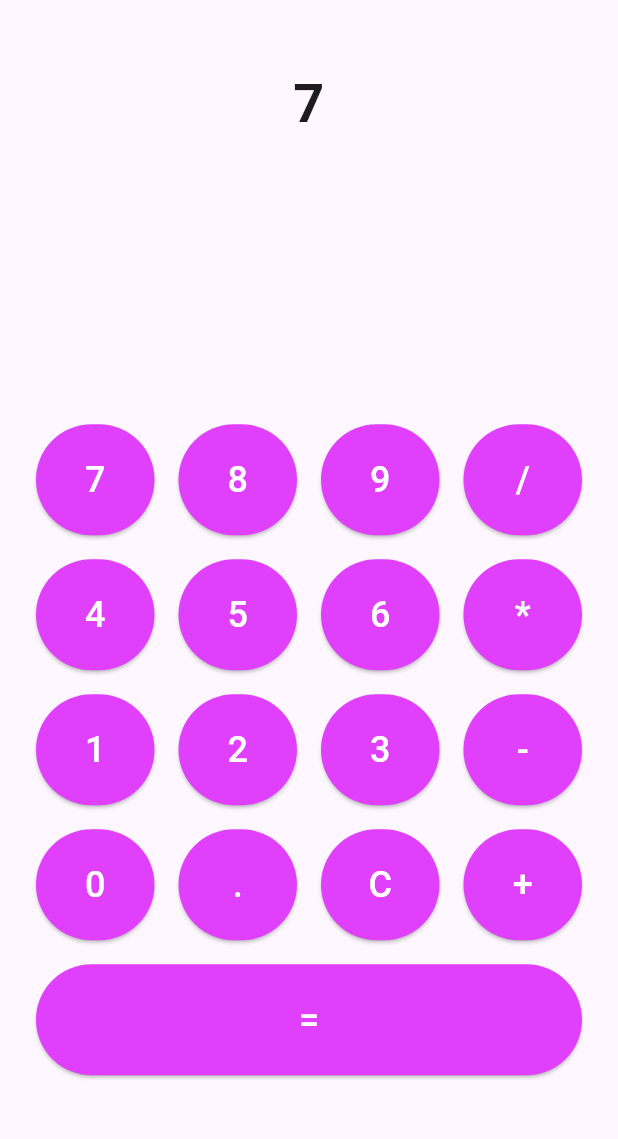
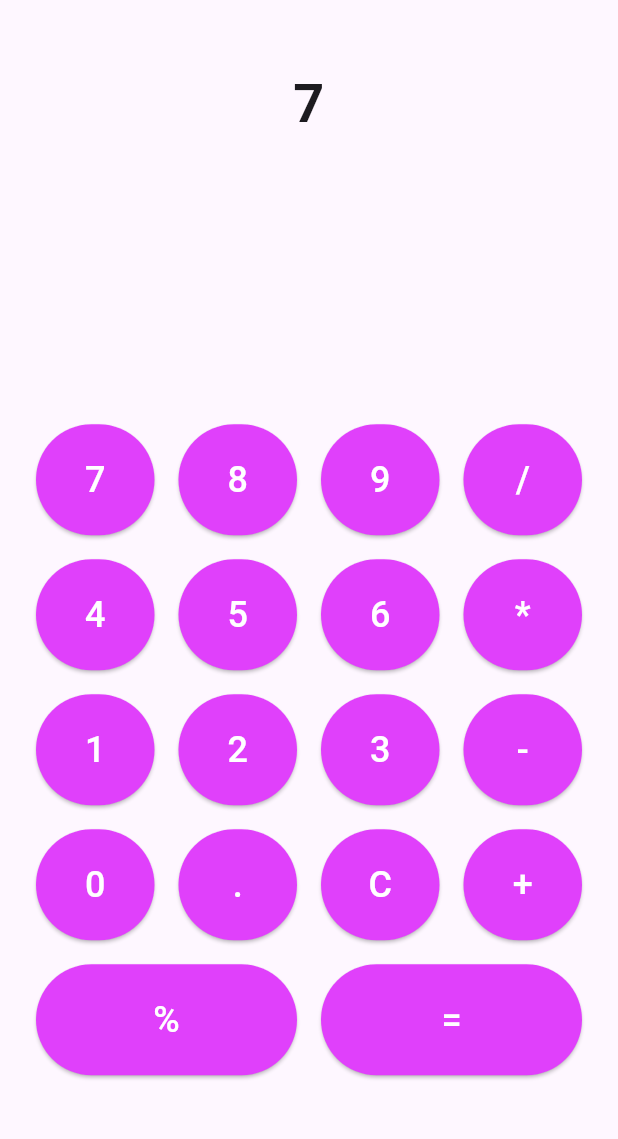
Before and after one commit to pelli18/flutter-calculator, a Flutter app: the screen it shows after launch, after a tap on an icon or button, on a phone screen of 412 x 824 dp, the part 84-1223 px from its top. Run offline on Flutter 3.47's test engine with Material 3 defaults, Android fonts, the phone set to English and light mode, and no system bars; missing offline and left inert: expressions.

Commit message:
FEATURE: Added calculator modulo feature for expressions involving %

```diff
--- a/lib/main.dart
+++ b/lib/main.dart
@@ -49,12 +49,11 @@ class _CalculatorHomePageState extends State<CalculatorHomePage> {
           final evalResult = evaluator.eval(expression, {}); // Evaluate expression
           result = evalResult.toString();
           displayText += '=' + result; // Append result to displayText
-    } catch (e) {
+      } catch (e) {
         result = "Error"; // Handle invalid expressions
-    }
-} else {
-        // if not = or C then it is another button that will be evaluated once one of those buttons are pressed
-        displayText += buttonText; // Append the pressed button's text to the display
+      }
+    } else {
+        displayText += buttonText;
       }
     });
   }
@@ -152,6 +151,7 @@ class _CalculatorHomePageState extends State<CalculatorHomePage> {
                 ),
                 Row(
                   children: [
+                    calculatorButton('%'),
                     calculatorButton('='),
                   ],
                 ),
```
Also changed, not shown: 3 other files.
